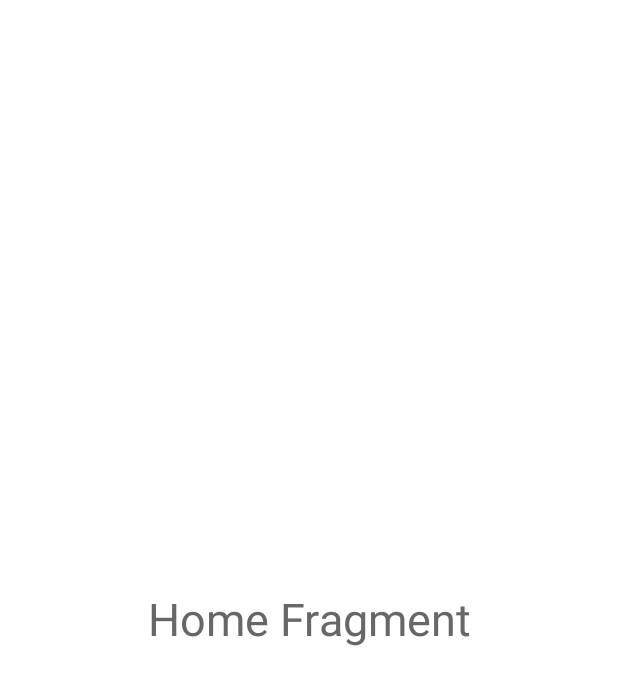
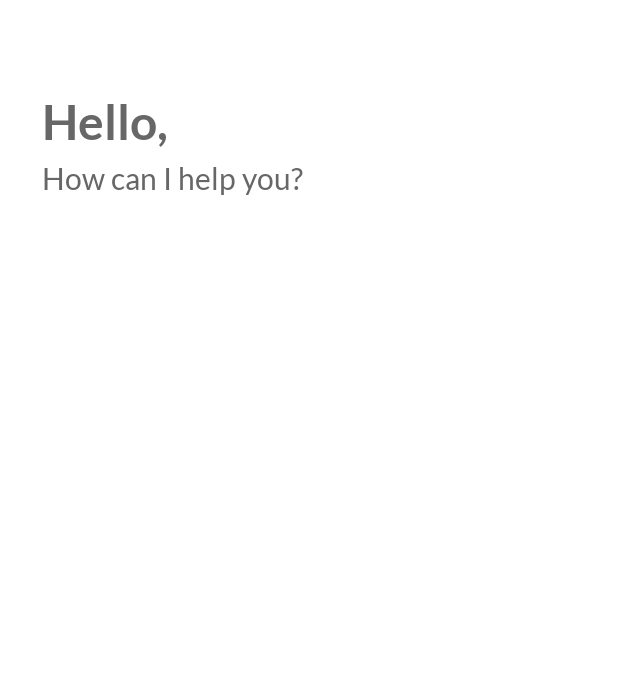
Before and after one commit to ValenciusR/HerAlert, an Android app: the layout fragment_home.xml on its own in the app's theme, with its tools: preview values and no code run, on a phone screen of 412 x 824 dp. Shown: the top 685 px of the screen. Run offline under Robolectric (Android 15) with nearby library versions, the phone set to English and light mode, and no system bars.

Commit message:
changed home fragment a bit

```diff
--- a/app/build.gradle
+++ b/app/build.gradle
@@ -48,6 +48,7 @@ dependencies {
     implementation 'com.google.firebase:firebase-auth'
     implementation 'com.google.firebase:firebase-firestore'
     implementation 'com.google.firebase:firebase-database'
+
 }
 
 apply plugin: 'com.google.gms.google-services'
--- a/app/src/main/java/com/example/heralert/HomeFragment.java
+++ b/app/src/main/java/com/example/heralert/HomeFragment.java
@@ -2,18 +2,31 @@ package com.example.heralert;
 
 import android.os.Bundle;
 
+import androidx.appcompat.widget.AppCompatTextView;
 import androidx.fragment.app.Fragment;
 
 import android.view.LayoutInflater;
 import android.view.View;
 import android.view.ViewGroup;
+import android.widget.TextView;
+
+import com.google.firebase.auth.FirebaseAuth;
+import com.google.firebase.auth.FirebaseUser;
 
 public class HomeFragment extends Fragment {
 
+    FirebaseUser user = FirebaseAuth.getInstance().getCurrentUser();
+    AppCompatTextView helloUserTxt;
     @Override
     public View onCreateView(LayoutInflater inflater, ViewGroup container,
                              Bundle savedInstanceState) {
+        View v = inflater.inflate(R.layout.fragment_home, container, false);
+
+        // ni buat textview hello user ming (figo)
+        helloUserTxt = v.findViewById(R.id.helloUserTxt);
+//        helloUserTxt.append(user.getEmail());
         // Inflate the layout for this fragment
-        return inflater.inflate(R.layout.fragment_home, container, false);
+
+        return v;
     }
 }
--- a/app/src/main/res/layout/activity_home_page.xml
+++ b/app/src/main/res/layout/activity_home_page.xml
@@ -6,9 +6,7 @@
     android:layout_width="match_parent"
     android:layout_height="match_parent"
     android:background="@color/white"
-    tools:context=".HomePage"
-    >
-<!--    Nanti ganti jadi white background nya-->
+    tools:context=".HomePage">
 
     <FrameLayout
         android:id="@+id/frame_layout"
--- a/app/src/main/res/layout/fragment_home.xml
+++ b/app/src/main/res/layout/fragment_home.xml
@@ -7,16 +7,32 @@
     android:layout_height="match_parent"
     tools:context=".HomeFragment">
 
-    <TextView
-        android:id="@+id/tvHomeFragment"
-        android:layout_width="wrap_content"
+    <androidx.appcompat.widget.LinearLayoutCompat
+        android:layout_width="match_parent"
         android:layout_height="wrap_content"
-        android:text="Home Fragment"
-        android:textColor="@color/black"
-        android:textSize="30dp"
-        app:layout_constraintBottom_toBottomOf="parent"
-        app:layout_constraintEnd_toEndOf="parent"
-        app:layout_constraintStart_toStartOf="parent"
-        app:layout_constraintTop_toTopOf="parent" />
+        android:orientation="vertical"
+        android:layout_marginHorizontal="28dp">
+
+        <androidx.appcompat.widget.AppCompatTextView
+            android:id="@+id/helloUserTxt"
+            android:layout_width="wrap_content"
+            android:layout_height="wrap_content"
+            android:layout_marginTop="61dp"
+            android:fontFamily="@font/lato_bold"
+            android:text="Hello, "
+            android:textColor="#676767"
+            android:textSize="32dp" />
+
+        <androidx.appcompat.widget.AppCompatTextView
+            android:layout_width="wrap_content"
+            android:layout_height="wrap_content"
+            android:layout_marginTop="6dp"
+            android:fontFamily="@font/lato_regular"
+            android:text="How can I help you?"
+            android:textColor="#676767"
+            android:textSize="20dp" />
+
+<!--        masukin swipe button dari ebanx-->
+    </androidx.appcompat.widget.LinearLayoutCompat>
 
 </androidx.constraintlayout.widget.ConstraintLayout>
```
